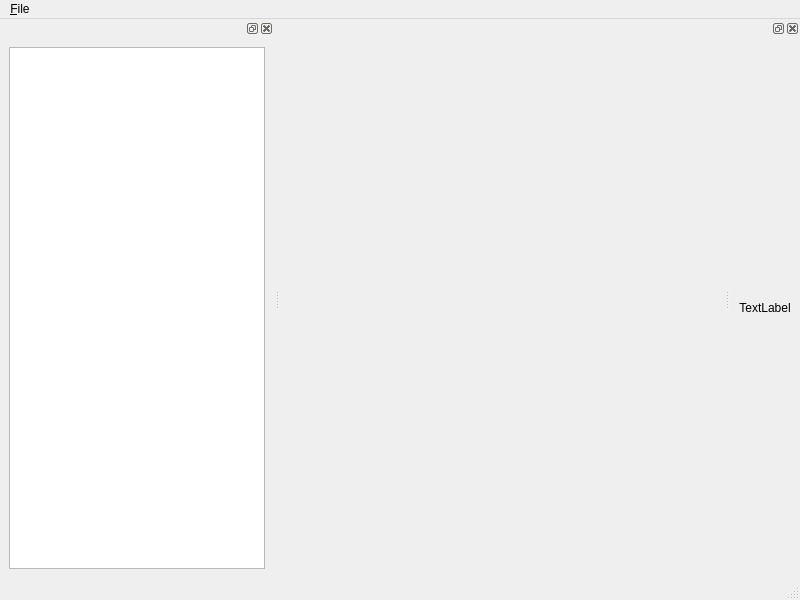
Qt form canopyner/canopyner.ui (altendky/canopyner) before a commit.
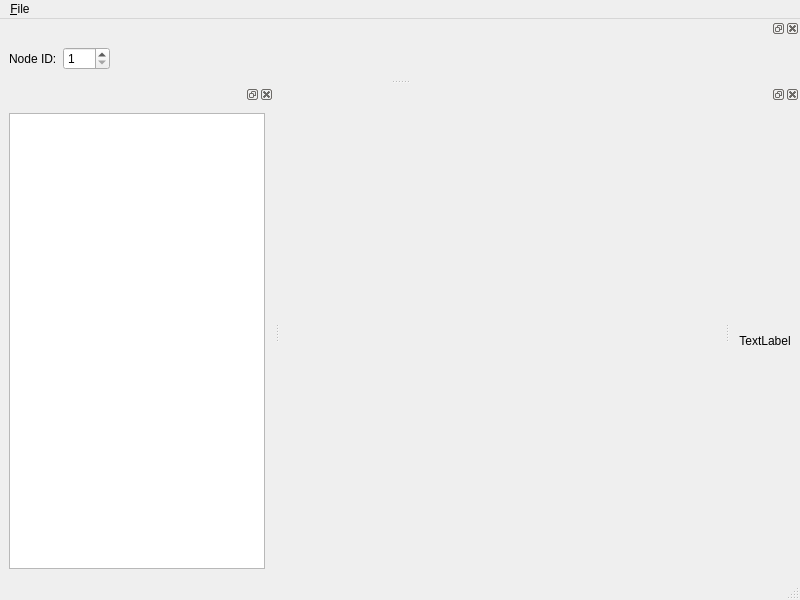
The same form after that commit.

Commit message: Add node ID spinbox

Diff of the .ui file:
```diff
--- a/canopyner/canopyner.ui
+++ b/canopyner/canopyner.ui
@@ -63,6 +63,54 @@
     </layout>
    </widget>
   </widget>
+  <widget class="QDockWidget" name="dockWidget_3">
+   <attribute name="dockWidgetArea">
+    <number>4</number>
+   </attribute>
+   <widget class="QWidget" name="dockWidgetContents_3">
+    <layout class="QHBoxLayout" name="horizontalLayout_2">
+     <item>
+      <widget class="QLabel" name="label_2">
+       <property name="text">
+        <string>Node ID:</string>
+       </property>
+      </widget>
+     </item>
+     <item>
+      <widget class="QSpinBox" name="nodeid">
+       <property name="whatsThis">
+        <string/>
+       </property>
+       <property name="accessibleName">
+        <string/>
+       </property>
+       <property name="accessibleDescription">
+        <string/>
+       </property>
+       <property name="minimum">
+        <number>1</number>
+       </property>
+       <property name="maximum">
+        <number>127</number>
+       </property>
+      </widget>
+     </item>
+     <item>
+      <spacer name="horizontalSpacer">
+       <property name="orientation">
+        <enum>Qt::Horizontal</enum>
+       </property>
+       <property name="sizeHint" stdset="0">
+        <size>
+         <width>40</width>
+         <height>20</height>
+        </size>
+       </property>
+      </spacer>
+     </item>
+    </layout>
+   </widget>
+  </widget>
   <action name="actionImport_Object_Dictionary">
    <property name="text">
     <string>&amp;Import Object Dictionary...</string>
```
The commit also changes 2 other files.
